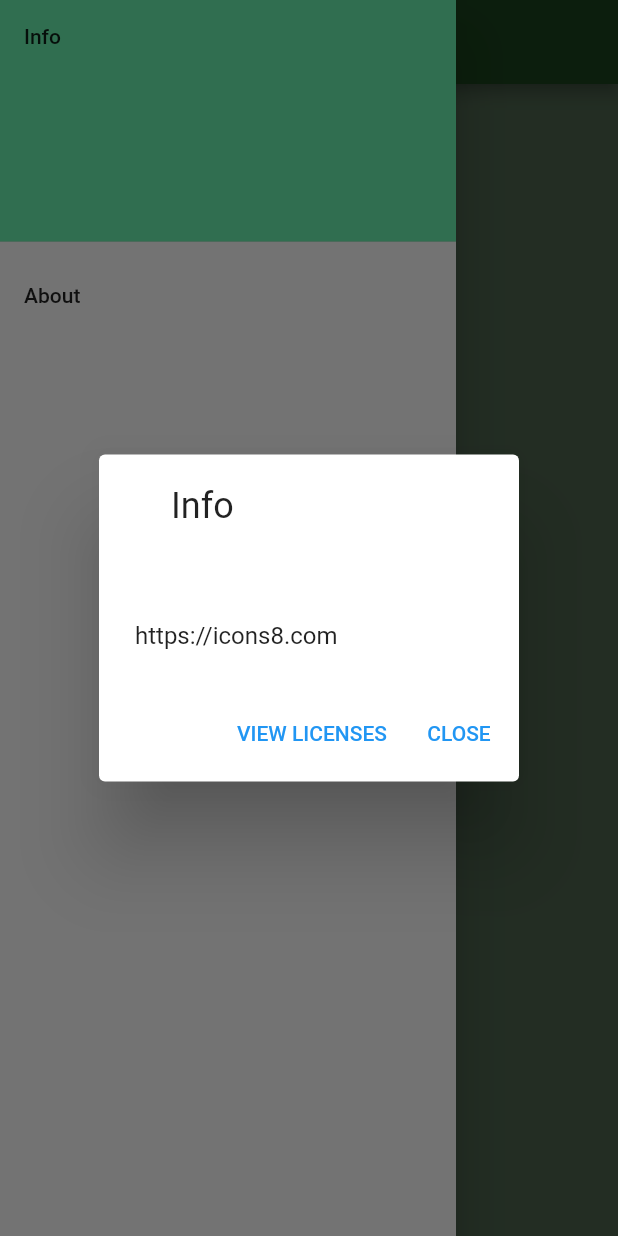
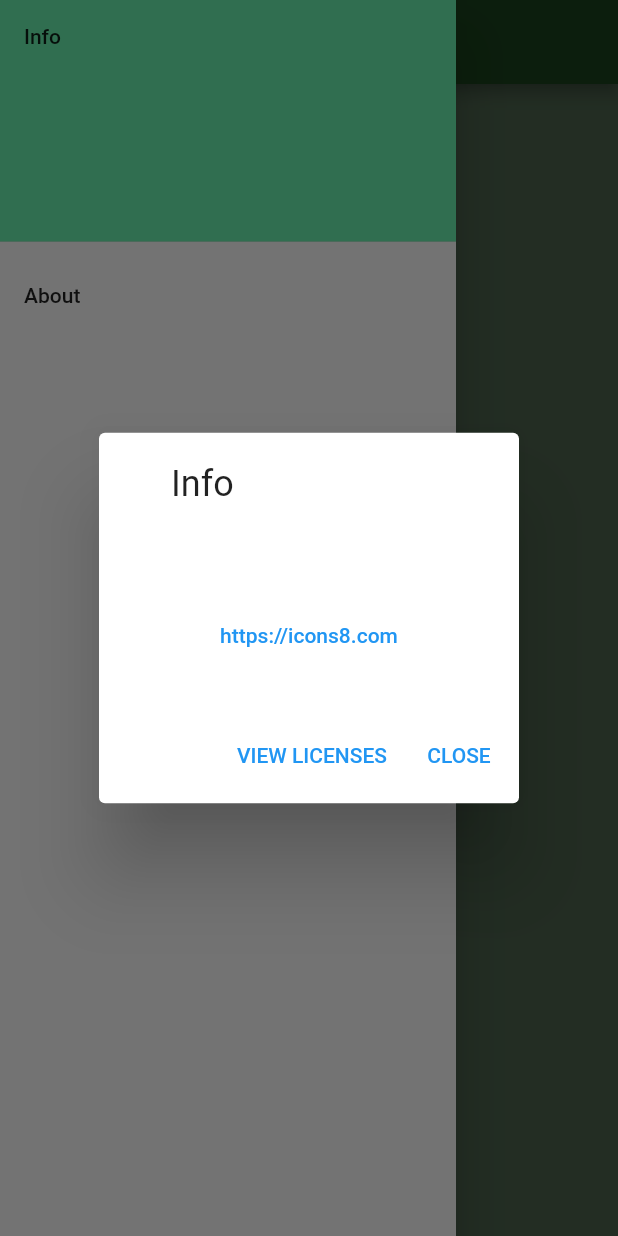
Before and after one commit to matatoMatata94/i_am_poor, a Flutter app: the screen it shows after launch, in the side drawer, after a tap on "About", on a phone screen of 412 x 824 dp. Run offline on Flutter 3.47's test engine with Material 2 defaults, Android fonts, the phone set to English and light mode, and no system bars.

Commit message:
Added the URL-Launcher to the About section

```diff
--- a/lib/myApp.dart
+++ b/lib/myApp.dart
@@ -1,4 +1,5 @@
 import 'package:flutter/material.dart';
+import 'package:url_launcher/url_launcher.dart';
 
 class MyApp extends StatelessWidget {
   final appTitle = 'Info';
@@ -14,6 +15,7 @@ class MyApp extends StatelessWidget {
 
 class MyHomePage extends StatelessWidget {
   final String title;
+  final _url = 'https://icons8.com';
 
   MyHomePage({Key key, @required this.title}) : super(key: key);
 
@@ -46,7 +48,7 @@ class MyHomePage extends StatelessWidget {
                 showAboutDialog(context: context, children: <Widget>[
                   Padding(
                       padding: EdgeInsets.only(top: 15),
-                      child: Text('https://icons8.com'),
+                      child: TextButton(child: Text('https://icons8.com'), onPressed: _launchURL,),
                   )
                 ], );
               },
@@ -56,4 +58,7 @@ class MyHomePage extends StatelessWidget {
       ),
     );
   }
+
+  void _launchURL() async =>
+      await canLaunch(_url) ? await launch(_url) : throw 'Could not launch $_url';
 }
```
